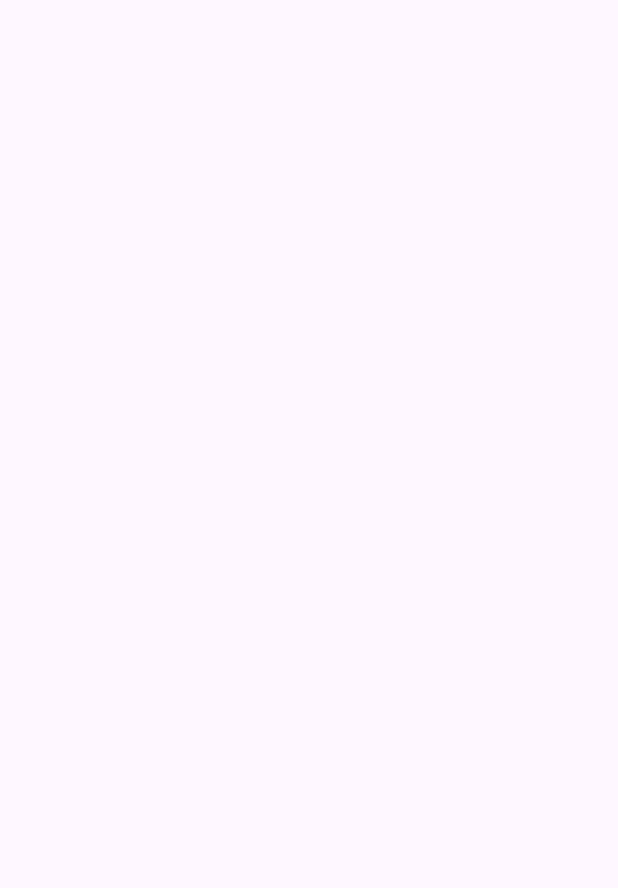
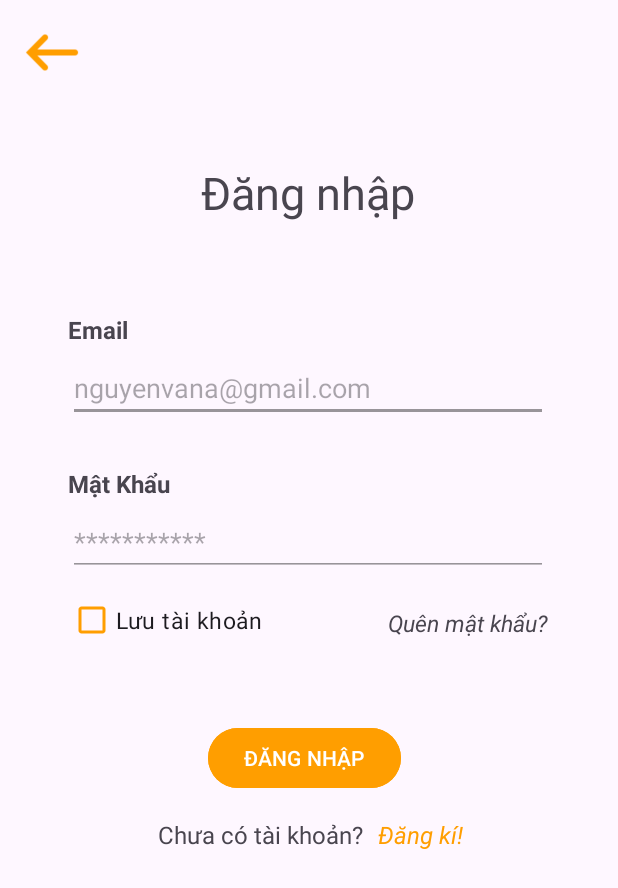
Before and after one commit to l3ths/FlowerSystem, an Android app: the LoginActivity screen opened directly, with no data from a screen before it, on a phone screen of 412 x 824 dp. Before the commit the part shown is empty. Shown: the top 888 px of the screen. Run offline under Robolectric (Android 15) with nearby library versions, the phone set to English and light mode, and no system bars.

Commit message:
login activity
update login Activity

```diff
--- a/app/src/main/AndroidManifest.xml
+++ b/app/src/main/AndroidManifest.xml
@@ -13,7 +13,7 @@
         android:theme="@style/Theme.FlowerSystem"
         tools:targetApi="31">
         <activity
-            android:name=".LogoutActivity"
+            android:name=".RegisterActivity"
             android:exported="false" />
         <activity
             android:name=".LoginActivity"
--- a/app/src/main/java/com/example/flowersystem/LoginActivity.java
+++ b/app/src/main/java/com/example/flowersystem/LoginActivity.java
@@ -3,12 +3,28 @@ package com.example.flowersystem;
 import androidx.appcompat.app.AppCompatActivity;
 
 import android.os.Bundle;
+import android.widget.Button;
+import android.widget.EditText;
+import android.widget.ImageView;
+import android.widget.TextView;
 
 public class LoginActivity extends AppCompatActivity {
+    ImageView ivBack;
+    EditText etEmail;
+    EditText etPassword;
+    TextView tvForgotPassword;
+    TextView tvRegister;
+    Button btnLogin;
 
     @Override
     protected void onCreate(Bundle savedInstanceState) {
         super.onCreate(savedInstanceState);
         setContentView(R.layout.activity_login);
+        ivBack = findViewById(R.id.ivBack);
+        etEmail = findViewById(R.id.etEmail);
+        etPassword = findViewById(R.id.etPassword);
+        tvForgotPassword = findViewById(R.id.tvForgotPasswordRedirect);
+        tvRegister = findViewById(R.id.tvRegisterRedirect);
+
     }
 }
--- a/app/src/main/java/com/example/flowersystem/LogoutActivity.java
+++ b/app/src/main/java/com/example/flowersystem/RegisterActivity.java
@@ -4,11 +4,11 @@ import androidx.appcompat.app.AppCompatActivity;
 
 import android.os.Bundle;
 
-public class LogoutActivity extends AppCompatActivity {
+public class RegisterActivity extends AppCompatActivity {
 
     @Override
     protected void onCreate(Bundle savedInstanceState) {
         super.onCreate(savedInstanceState);
-        setContentView(R.layout.activity_logout);
+        setContentView(R.layout.activity_register);
     }
 }
--- a/app/src/main/res/layout/activity_login.xml
+++ b/app/src/main/res/layout/activity_login.xml
@@ -6,4 +6,132 @@
     android:layout_height="match_parent"
     tools:context=".LoginActivity">
 
+    <EditText
+        android:id="@+id/etEmail"
+        android:layout_width="320dp"
+        android:layout_height="wrap_content"
+        android:hint="nguyenvana@gmail.com"
+        android:layout_marginTop="5dp"
+        android:backgroundTint="#66000000"
+        android:inputType="textEmailAddress"
+        app:layout_constraintEnd_toEndOf="@+id/textView2"
+        app:layout_constraintStart_toStartOf="@+id/textView2"
+        app:layout_constraintTop_toBottomOf="@+id/textView5" />
+
+    <EditText
+        android:id="@+id/etPassword"
+        android:layout_width="320dp"
+        android:layout_height="wrap_content"
+        android:ems="10"
+        android:inputType="textPassword"
+        android:hint="***********"
+        android:backgroundTint="#66000000"
+        android:layout_marginTop="5dp"
+        app:layout_constraintEnd_toEndOf="@+id/etEmail"
+        app:layout_constraintStart_toStartOf="@+id/textView6"
+        app:layout_constraintTop_toBottomOf="@+id/textView6" />
+
+    <CheckBox
+        android:id="@+id/cbSave"
+        android:layout_width="wrap_content"
+        android:layout_height="wrap_content"
+        android:text="Lưu tài khoản"
+        android:textSize="15dp"
+        android:buttonTint="#FF9E00"
+        android:layout_marginTop="5dp"
+        app:layout_constraintStart_toStartOf="@+id/etPassword"
+        app:layout_constraintTop_toBottomOf="@+id/etPassword" />
+
+    <Button
+        android:id="@+id/btnLogin"
+        android:layout_width="wrap_content"
+        android:layout_height="wrap_content"
+        android:layout_marginTop="44dp"
+        android:backgroundTint="#FF9E00"
+        android:text="ĐĂNG NHẬP"
+        app:layout_constraintEnd_toEndOf="@+id/etPassword"
+        app:layout_constraintHorizontal_bias="0.489"
+        app:layout_constraintStart_toStartOf="@+id/etPassword"
+        app:layout_constraintTop_toBottomOf="@+id/cbSave" />
+
+    <TextView
+        android:id="@+id/textView3"
+        android:layout_width="wrap_content"
+        android:layout_height="wrap_content"
+        android:layout_marginStart="60dp"
+        android:layout_marginTop="16dp"
+        android:text="Chưa có tài khoản?"
+        android:textSize="16dp"
+        app:layout_constraintStart_toStartOf="@+id/cbSave"
+        app:layout_constraintTop_toBottomOf="@+id/btnLogin" />
+
+    <TextView
+        android:id="@+id/tvRegisterRedirect"
+        android:layout_width="wrap_content"
+        android:layout_height="wrap_content"
+        android:layout_marginStart="10dp"
+        android:text="Đăng kí!"
+        android:textColor="#FF9E00"
+        android:textSize="16dp"
+        android:textStyle="italic"
+        app:layout_constraintBottom_toBottomOf="@+id/textView3"
+        app:layout_constraintStart_toEndOf="@+id/textView3"
+        app:layout_constraintTop_toTopOf="@+id/textView3"
+        app:layout_constraintVertical_bias="0.0" />
+
+    <TextView
+        android:id="@+id/tvForgotPasswordRedirect"
+        android:layout_width="wrap_content"
+        android:layout_height="wrap_content"
+        android:text="Quên mật khẩu?"
+        android:textSize="15dp"
+        android:textStyle="italic"
+        app:layout_constraintBottom_toBottomOf="@+id/cbSave"
+        app:layout_constraintEnd_toEndOf="@+id/etPassword"
+        app:layout_constraintTop_toTopOf="@+id/cbSave"
+        app:layout_constraintVertical_bias="0.586" />
+
+    <TextView
+        android:id="@+id/textView2"
+        android:layout_width="wrap_content"
+        android:layout_height="wrap_content"
+        android:layout_marginTop="108dp"
+        android:text="Đăng nhập"
+        android:textSize="30dp"
+        android:textStyle=""
+        app:layout_constraintEnd_toEndOf="parent"
+        app:layout_constraintHorizontal_bias="0.498"
+        app:layout_constraintStart_toStartOf="parent"
+        app:layout_constraintTop_toTopOf="parent" />
+
+    <ImageView
+        android:id="@+id/ivBack"
+        android:layout_width="50dp"
+        android:layout_height="50dp"
+        android:layout_margin="10dp"
+        app:layout_constraintStart_toStartOf="parent"
+        app:layout_constraintTop_toTopOf="parent"
+        app:srcCompat="@drawable/ic_back" />
+
+    <TextView
+        android:id="@+id/textView5"
+        android:layout_width="wrap_content"
+        android:layout_height="wrap_content"
+        android:layout_marginTop="60dp"
+        android:text="Email"
+        android:textSize="16dp"
+        android:textStyle="bold"
+        app:layout_constraintStart_toStartOf="@+id/etEmail"
+        app:layout_constraintTop_toBottomOf="@+id/textView2" />
+
+    <TextView
+        android:id="@+id/textView6"
+        android:layout_width="wrap_content"
+        android:layout_height="wrap_content"
+        android:layout_marginTop="30dp"
+        android:text="Mật Khẩu"
+        android:textStyle="bold"
+        android:textSize="16dp"
+        app:layout_constraintStart_toStartOf="@+id/etEmail"
+        app:layout_constraintTop_toBottomOf="@+id/etEmail" />
 </androidx.constraintlayout.widget.ConstraintLayout>
--- a/app/src/main/res/layout/activity_logout.xml
+++ b/app/src/main/res/layout/activity_register.xml
@@ -4,6 +4,6 @@
     xmlns:tools="http://schemas.android.com/tools"
     android:layout_width="match_parent"
     android:layout_height="match_parent"
-    tools:context=".LogoutActivity">
+    tools:context=".RegisterActivity">
 
 </androidx.constraintlayout.widget.ConstraintLayout>
```
Also changed, not shown: app/src/main/res/drawable/ic_back.png (added).
